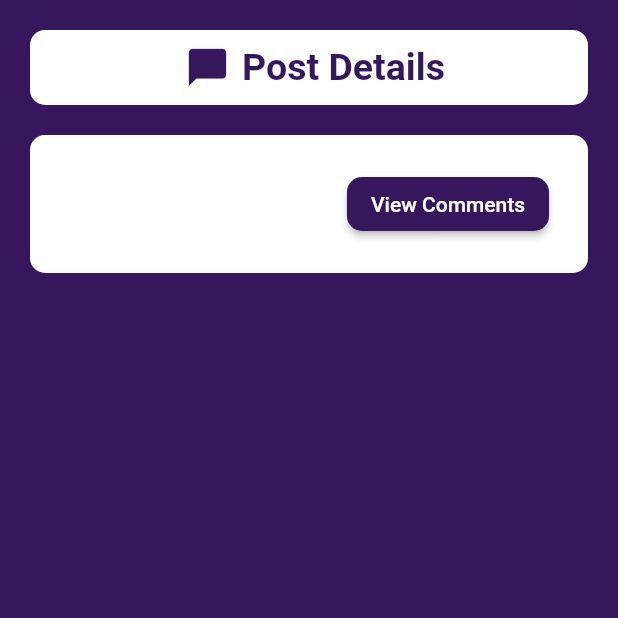
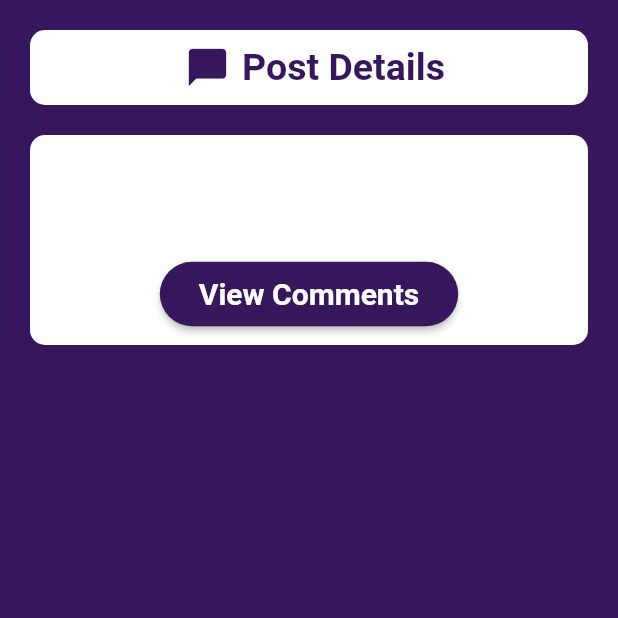
Before and after one commit to margallostephen/API-Request, a Flutter app: the PostDetails screen opened directly with empty values, on a phone screen of 412 x 824 dp, the top half of it. Run offline on Flutter 3.47's test engine with Material 2 defaults, Android fonts, the phone set to English and light mode, and no system bars; network calls fail.

Commit message:
Finalize post details screen

```diff
--- a/lib/main.dart
+++ b/lib/main.dart
@@ -1,6 +1,7 @@
 import 'package:flutter/material.dart';
 import 'screens/post_list_screen.dart';
 import 'screens/post_detail_screen.dart';
+import 'screens/comments_screen.dart';
 
 void main() {
   runApp(const MyApp());
@@ -9,7 +10,6 @@ void main() {
 class MyApp extends StatelessWidget {
   const MyApp({super.key});
 
-  // This widget is the root of your application.
   @override
   Widget build(BuildContext context) {
     return MaterialApp(
@@ -18,6 +18,7 @@ class MyApp extends StatelessWidget {
       routes: {
         '/post_list_screen': (context) => const PostList(),
         '/post_detail_screen': (context) => const PostDetails(),
+        '/comments_screen': (context) => const Comments(),
       },
     );
   }
--- a/lib/screens/post_detail_screen.dart
+++ b/lib/screens/post_detail_screen.dart
@@ -59,7 +59,10 @@ class _PostDetailsState extends State<PostDetails> {
                   Radius.circular(10),
                 ),
               ),
-              child: ListTile(
+              child: SingleChildScrollView(
+                child: Column(
+                  children: [
+                    ListTile(
                       title: Text(
                         title,
                         style: const TextStyle(
@@ -73,21 +76,35 @@ class _PostDetailsState extends State<PostDetails> {
                           fontSize: 16,
                         ),
                       ),
-                trailing: ElevatedButton(
-                  onPressed: () => Navigator.pushNamed(
+                    ),
+                    ElevatedButton(
+                      onPressed: () {
+                        Navigator.pushNamed(
                           context,
-                    'comment_screen',
+                          '/comments_screen',
                           arguments: {
                             'post_id': id,
                           },
-                  ),
+                        );
+                      },
                       style: ElevatedButton.styleFrom(
                         backgroundColor: const Color.fromARGB(255, 54, 23, 94),
                         shape: RoundedRectangleBorder(
-                      borderRadius: BorderRadius.circular(10),
+                          borderRadius: BorderRadius.circular(30),
                         ),
                       ),
-                  child: const Text('View Comments'),
+                      child: const Padding(
+                        padding: EdgeInsets.all(10),
+                        child: Text(
+                          'View Comments',
+                          style: TextStyle(
+                            fontSize: 20,
+                            fontWeight: FontWeight.bold,
+                          ),
+                        ),
+                      ),
+                    ),
+                  ],
                 ),
               ),
             ),
```
Also changed, not shown: lib/screens/comments_screen.dart (added, +17 -0 lines). Lines whose indentation alone changed are shown as unchanged.
